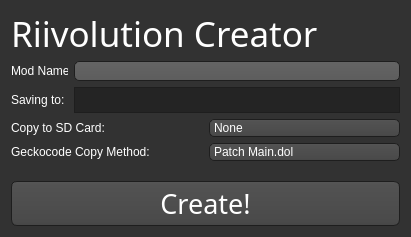
Old version of the form wii_music_editor/ui/templates/riivolution.ui in the repository BenjaminHalko/WiiMusicEditorPlus.
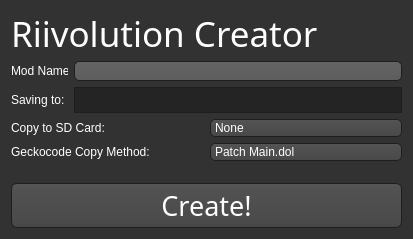
New version of the form. Icons and pictures are not drawn.

The edit to the form file:
```diff
--- a/wii_music_editor/ui/templates/riivolution.ui
+++ b/wii_music_editor/ui/templates/riivolution.ui
@@ -6,8 +6,8 @@
    <rect>
     <x>0</x>
     <y>0</y>
-    <width>411</width>
-    <height>237</height>
+    <width>413</width>
+    <height>239</height>
    </rect>
   </property>
   <property name="windowTitle">
```
Left out of the diff: 2 changed lines with no effect on the pictures.
